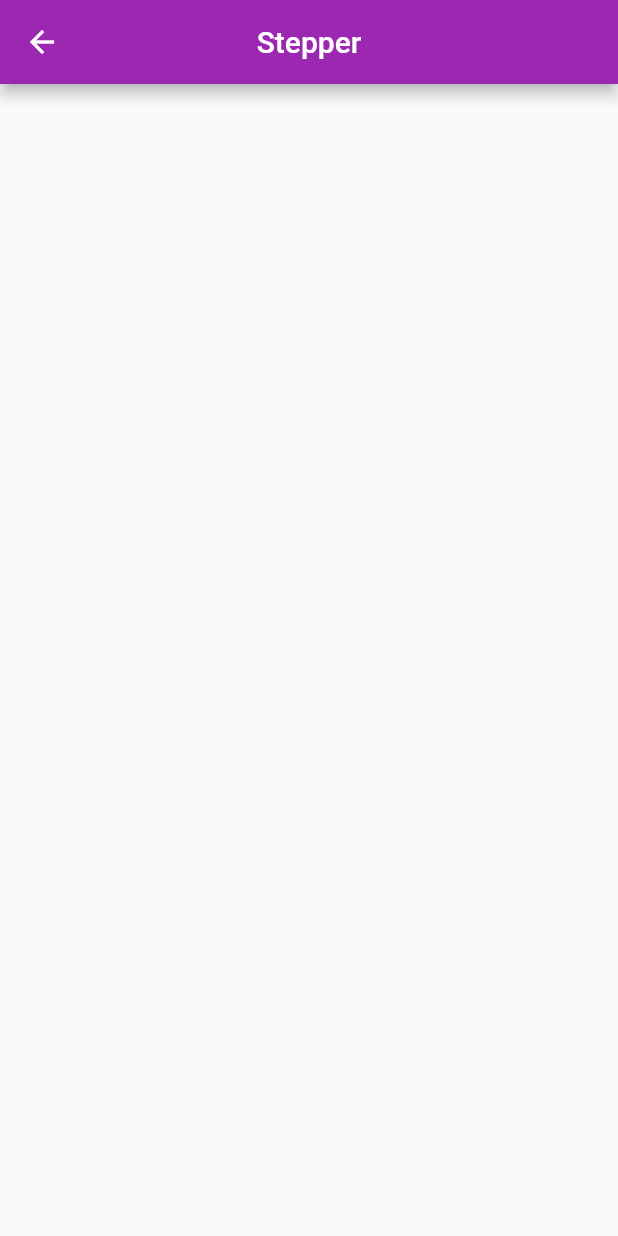
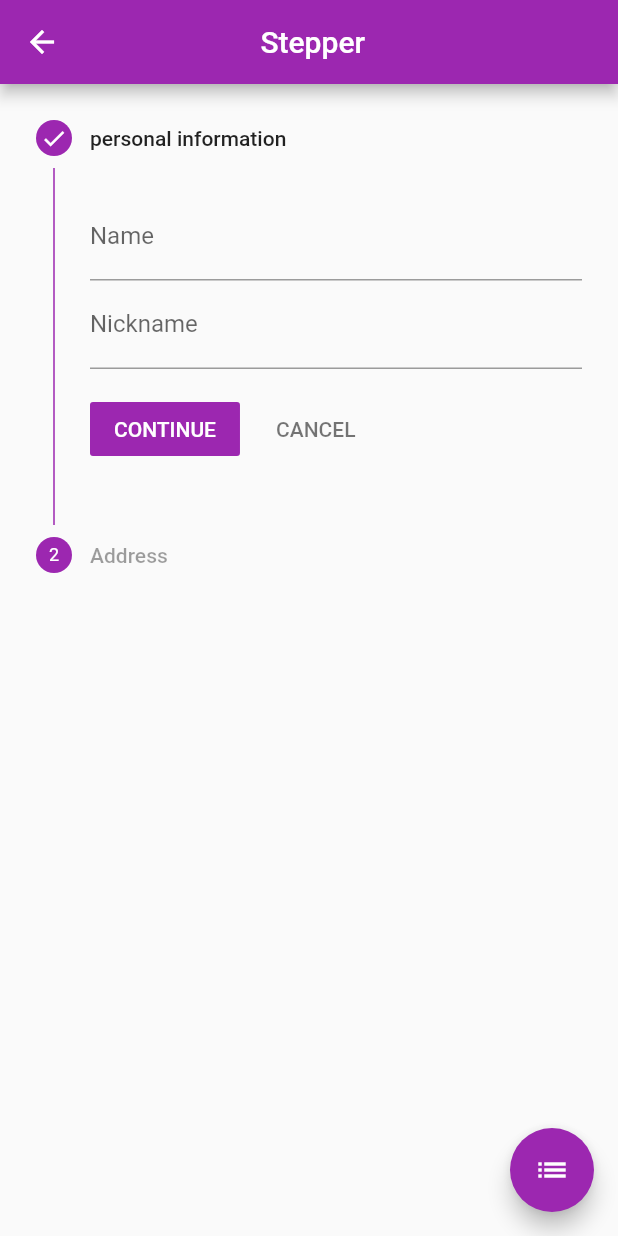
Before and after one commit to sitanannnnn/Test_flutter, a Flutter app: the screen it shows after launch, after a tap on "Stepper", on a phone screen of 412 x 824 dp. Run offline on Flutter 3.47's test engine with Material 2 defaults, Android fonts, the light colour scheme and no system bars; our stand-ins replace get.

Commit message:
initial commit

```diff
--- a/lib/main.dart
+++ b/lib/main.dart
@@ -1,7 +1,8 @@
 import 'package:flutter/material.dart';
-import 'package:flutter_application_test_swift_dynamic/calculator.dart';
+import 'package:flutter_application_test_swift_dynamic/calculator/calculator.dart';
 import 'package:flutter_application_test_swift_dynamic/collect_personal_information/collect_personal_information.dart';
-import 'package:flutter_application_test_swift_dynamic/stepper_form.dart';
+import 'package:flutter_application_test_swift_dynamic/provider/information_provider.dart';
+import 'package:flutter_application_test_swift_dynamic/stepper/stepper_form.dart';
 import 'package:flutter_application_test_swift_dynamic/todo_list/to_do_list.dart';
 import 'package:provider/provider.dart';
 
@@ -13,12 +14,19 @@ class MyApp extends StatelessWidget {
   // This widget is the root of your application.
   @override
   Widget build(BuildContext context) {
-    return MaterialApp(
-      title: 'Flutter Demo',
-      theme: ThemeData(
-        primarySwatch: Colors.purple,
+    return MultiProvider(
+      providers: [
+        ChangeNotifierProvider(create: (context) {
+          return InformationProvider();
+        })
+      ],
+      child: MaterialApp(
+        title: 'Flutter Demo',
+        theme: ThemeData(
+          primarySwatch: Colors.purple,
+        ),
+        home: MyHomePage(title: 'Sitanan Phubunkhong'),
       ),
-      home: MyHomePage(title: 'Sitanan Phubunkhong'),
     );
   }
 }
--- /dev/null
+++ b/lib/model/informatiom.dart
@@ -0,0 +1,15 @@
+class Informations {
+  String? name;
+  String? nickname;
+  int? age;
+  String? phonenumber;
+  String? email;
+  DateTime? date; //วันที่ เวลา บันทึกรายการ
+  Informations(
+      {this.name,
+      this.nickname,
+      this.age,
+      this.phonenumber,
+      this.email,
+      this.date});
+}
--- /dev/null
+++ b/lib/provider/information_provider.dart
@@ -0,0 +1,21 @@
+import 'package:flutter/foundation.dart';
+import 'package:flutter_application_test_swift_dynamic/model/informatiom.dart';
+
+class InformationProvider with ChangeNotifier {
+  // ตัวอย่างข้อมูล
+  List<Informations> informations = [];
+
+  // ดึงข้อมูล
+  List<Informations> getTransaction() {
+    return informations;
+  }
+
+  void initData() async {
+    notifyListeners();
+  }
+
+  void addInformation(Informations personal) {
+    informations.insert(0, personal);
+    notifyListeners();
+  }
+}
--- /dev/null
+++ b/lib/stepper/stepper_form.dart
@@ -0,0 +1,98 @@
+import 'package:flutter/material.dart';
+
+class StepperForm extends StatefulWidget {
+  const StepperForm({Key? key}) : super(key: key);
+
+  @override
+  State<StepperForm> createState() => _StepperFormState();
+}
+
+class _StepperFormState extends State<StepperForm> {
+  int _currentStep = 0;
+  StepperType stepperType = StepperType.vertical;
+
+  @override
+  Widget build(BuildContext context) {
+    return Scaffold(
+      appBar: AppBar(
+        title: Text(' Stepper'),
+        centerTitle: true,
+      ),
+      body: Container(
+        child: Column(
+          children: [
+            Expanded(
+              child: Stepper(
+                type: stepperType,
+                physics: ScrollPhysics(),
+                currentStep: _currentStep,
+                onStepTapped: (step) => tapped(step),
+                onStepContinue: continued,
+                onStepCancel: cancel,
+                steps: <Step>[
+                  Step(
+                    title: new Text('personal information'),
+                    content: Column(
+                      children: <Widget>[
+                        TextFormField(
+                          decoration: InputDecoration(labelText: 'Name'),
+                        ),
+                        TextFormField(
+                          decoration: InputDecoration(labelText: 'Nickname'),
+                        ),
+                      ],
+                    ),
+                    isActive: _currentStep >= 0,
+                    state: _currentStep >= 0
+                        ? StepState.complete
+                        : StepState.disabled,
+                  ),
+                  Step(
+                    title: new Text('Address'),
+                    content: Column(
+                      children: <Widget>[
+                        TextFormField(
+                          decoration:
+                              InputDecoration(labelText: 'Home Address'),
+                        ),
+                        TextFormField(
+                          decoration: InputDecoration(labelText: 'Postcode'),
+                        ),
+                      ],
+                    ),
+                    isActive: _currentStep >= 0,
+                    state: _currentStep >= 1
+                        ? StepState.complete
+                        : StepState.disabled,
+                  ),
+                ],
+              ),
+            ),
+          ],
+        ),
+      ),
+      floatingActionButton: FloatingActionButton(
+        child: Icon(Icons.list),
+        onPressed: switchStepsType,
+      ),
+    );
+  }
+
+  switchStepsType() {
+    setState(() => stepperType == StepperType.vertical
+        ? stepperType = StepperType.horizontal
+        : stepperType = StepperType.vertical);
+  }
+
+  tapped(int step) {
+    setState(() => _currentStep = step);
+  }
+
+  continued() {
+    _currentStep < 1 ? setState(() => _currentStep += 1) : null;
+  }
+
+  cancel() {
+    _currentStep > 0 ? setState(() => _currentStep -= 1) : null;
+  }
+}
--- a/lib/stepper_form.dart
+++ /dev/null
@@ -1,20 +0,0 @@
-import 'package:flutter/material.dart';
-
-class StepperForm extends StatefulWidget {
-  const StepperForm({Key? key}) : super(key: key);
-
-  @override
-  State<StepperForm> createState() => _StepperFormState();
-}
-
-class _StepperFormState extends State<StepperForm> {
-  @override
-  Widget build(BuildContext context) {
-    return Scaffold(
-      appBar: AppBar(
-        centerTitle: true,
-        title: Text("Stepper"),
-      ),
-    );
-  }
-}
--- a/pubspec.yaml
+++ b/pubspec.yaml
@@ -30,6 +30,8 @@ dependencies:
   cupertino_icons: ^1.0.2
   google_fonts: ^2.1.1
   provider: ^6.0.0
+  intl: ^0.17.0
+  get: ^4.2.3
 
 dev_dependencies:
   flutter_test:
```
Also changed, not shown: lib/collect_personal_information/collect_personal_information.dart (+27 -9 lines), lib/collect_personal_information/form_data.dart (+118 -69 lines), lib/stepper/controller.dart (added, +9 -0 lines), lib/calculator/calculator.dart (renamed from lib/calculator.dart), pubspec.lock.
